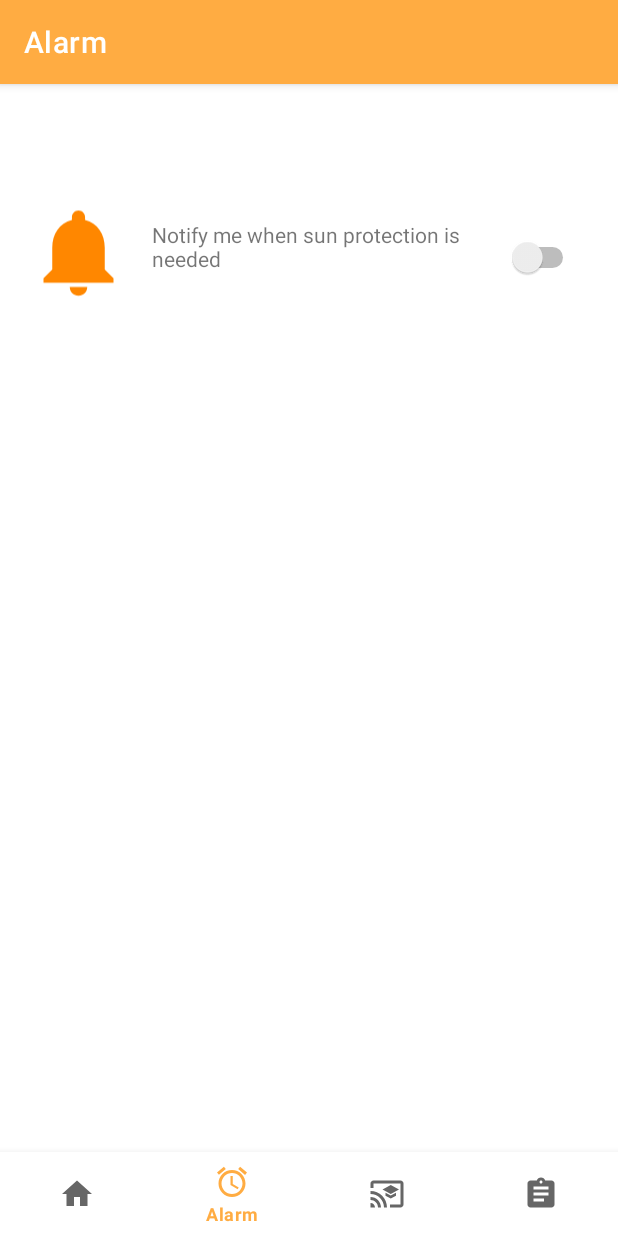
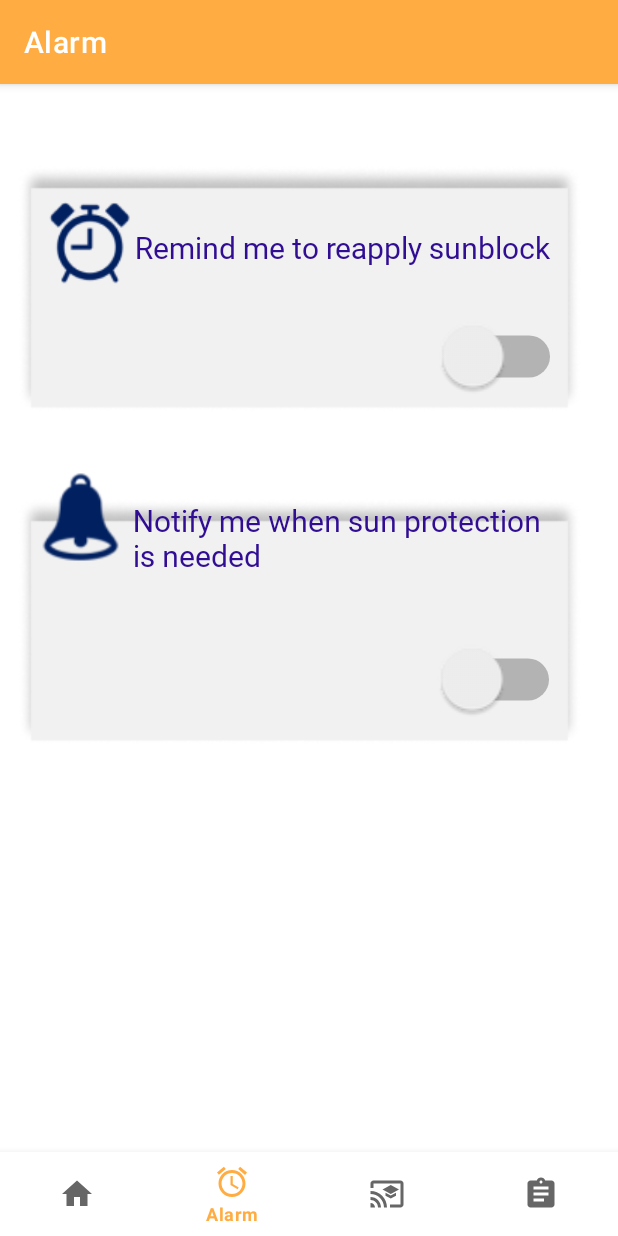
Before and after one commit to ShuangXu-FocusCurrent/UVSafe, an Android app: the AlarmPageFragment screen opened through its navigation route, on a phone screen of 412 x 824 dp. Run offline under Robolectric (Android 15) with nearby library versions, the light colour scheme and no system bars; our stand-ins replace Volley, navigation-ui; network calls fail; 7 statements that could not run were skipped.

Commit message:
[UI]: Completed Alarm Page Layout (#66)

```diff
--- a/app/src/main/java/com/e/uvsafeaustralia/fragment/AlarmPageFragment.java
+++ b/app/src/main/java/com/e/uvsafeaustralia/fragment/AlarmPageFragment.java
@@ -2,8 +2,6 @@ package com.e.uvsafeaustralia.fragment;
 
 
 import android.app.Notification;
-import android.app.NotificationChannel;
-import android.app.NotificationManager;
 import android.app.PendingIntent;
 
 import android.content.Intent;
@@ -14,11 +12,9 @@ import android.os.Bundle;
 import androidx.annotation.RequiresApi;
 import androidx.core.app.NotificationCompat;
 import androidx.core.app.NotificationManagerCompat;
-import androidx.core.app.TaskStackBuilder;
 
 import androidx.fragment.app.Fragment;
 
-import android.text.format.DateFormat;
 import android.view.LayoutInflater;
 import android.view.View;
 import android.view.ViewGroup;
@@ -26,13 +22,11 @@ import android.view.ViewGroup;
 import android.widget.Switch;
 import android.widget.Toast;
 
-import com.e.uvsafeaustralia.LocationActivity;
 import com.e.uvsafeaustralia.ProtectionActivity;
 
 import com.e.uvsafeaustralia.R;
 
 import com.e.uvsafeaustralia.databinding.FragmentAlarmPageBinding;
-import com.e.uvsafeaustralia.databinding.FragmentHomePageBinding;
 
 
 import static com.e.uvsafeaustralia.App.CHANNEL_1_ID;
@@ -63,7 +57,7 @@ public class AlarmPageFragment extends Fragment {
 
         View root = binding.getRoot();
 
-        switchNotification = (Switch) root.findViewById(R.id.switchNotification);
+        switchNotification = (Switch) root.findViewById(R.id.switchAlarm);
         switchNotification.setOnClickListener(new SwitchNotificationClick());
 
         return root;
--- a/app/src/main/res/layout/fragment_alarm_page.xml
+++ b/app/src/main/res/layout/fragment_alarm_page.xml
@@ -9,51 +9,129 @@
     <!-- TODO: Update blank fragment layout -->
 
 
-    <LinearLayout
-        android:layout_width="match_parent"
-
-        android:layout_height="match_parent" />
-
     <androidx.constraintlayout.widget.ConstraintLayout
         android:id="@+id/constraintLayoutReminder"
         android:layout_width="match_parent"
         android:layout_height="match_parent">
 
         <ImageView
-            android:id="@+id/imageViewNotification"
-            android:layout_width="70dp"
-            android:layout_height="72dp"
-            android:layout_marginEnd="12dp"
-            android:layout_marginRight="12dp"
-            android:layout_marginTop="76dp"
-            app:layout_constraintEnd_toStartOf="@+id/textViewNotification"
-            app:layout_constraintHorizontal_bias="0.888"
+            android:id="@+id/alarm_background"
+            android:layout_width="375dp"
+            android:layout_height="197dp"
+            android:src="@drawable/alarm_background"
+            android:contentDescription="ignore"
+            app:layout_constraintBottom_toBottomOf="parent"
+            app:layout_constraintEnd_toEndOf="parent"
+            app:layout_constraintHorizontal_bias="0.326"
             app:layout_constraintStart_toStartOf="parent"
             app:layout_constraintTop_toTopOf="parent"
-            app:srcCompat="@drawable/ic_notification" />
+            app:layout_constraintVertical_bias="0.065" />
+
+        <ImageView
+            android:id="@+id/notification_background"
+            android:layout_width="375dp"
+            android:layout_height="197dp"
+            android:src="@drawable/alarm_background"
+            android:contentDescription="ignore"
+            app:layout_constraintBottom_toBottomOf="parent"
+            app:layout_constraintEnd_toEndOf="parent"
+            app:layout_constraintHorizontal_bias="0.333"
+            app:layout_constraintStart_toStartOf="parent"
+            app:layout_constraintTop_toTopOf="parent"
+            app:layout_constraintVertical_bias="0.454" />
+
+        <ImageView
+            android:id="@+id/alarm_img"
+            android:layout_width="wrap_content"
+            android:layout_height="wrap_content"
+            android:contentDescription="ignore"
+            android:src="@drawable/alarm_icon"
+            app:layout_constraintBottom_toBottomOf="@+id/alarm_background"
+            app:layout_constraintEnd_toEndOf="@+id/alarm_background"
+            app:layout_constraintHorizontal_bias="0.033"
+            app:layout_constraintStart_toStartOf="@+id/alarm_background"
+            app:layout_constraintTop_toTopOf="@+id/alarm_background"
+            app:layout_constraintVertical_bias="0.267" />
+
+        <TextView
+            android:id="@+id/reminder_text"
+            android:layout_width="wrap_content"
+            android:layout_height="wrap_content"
+            android:fontFamily="@font/roboto"
+            android:text="@string/alarm"
+            android:textColor="#300D93"
+            android:textSize="20sp"
+            app:layout_constraintBottom_toBottomOf="@+id/alarm_background"
+            app:layout_constraintEnd_toEndOf="@+id/alarm_background"
+            app:layout_constraintHorizontal_bias="0.793"
+            app:layout_constraintStart_toStartOf="@+id/alarm_background"
+            app:layout_constraintTop_toTopOf="@+id/alarm_background"
+            app:layout_constraintVertical_bias="0.341" />
+
+        <TextView
+            android:id="@+id/notification_txt"
+            android:layout_width="279dp"
+            android:layout_height="51dp"
+            android:fontFamily="@font/roboto"
+            android:gravity="center|start"
+            android:text="@string/notification_uv"
+            android:textColor="#300D93"
+            android:textSize="20sp"
+            app:layout_constraintBottom_toBottomOf="@+id/notification_background"
+            app:layout_constraintEnd_toEndOf="@+id/notification_background"
+            app:layout_constraintHorizontal_bias="0.802"
+            app:layout_constraintStart_toStartOf="@+id/notification_background"
+            app:layout_constraintTop_toBottomOf="@+id/alarm_background"
+            app:layout_constraintVertical_bias="0.251" />
+
+        <Switch
+            android:id="@+id/switchAlarm"
+            android:layout_width="120dp"
+            android:layout_height="46dp"
+            android:fontFamily="@font/concert_one"
+            android:scaleX="2"
+            android:scaleY="2"
+            android:switchMinWidth="50dp"
+            android:textOff="Alarm turned OFF"
+            android:textOn="You will be reminded   to re-apply sunscreen"
+            android:textSize="16sp"
+            app:layout_constraintBottom_toBottomOf="@+id/alarm_background"
+            app:layout_constraintEnd_toEndOf="@+id/alarm_background"
+            app:layout_constraintHorizontal_bias="0.768"
+            app:layout_constraintStart_toStartOf="@+id/alarm_background"
+            app:layout_constraintTop_toTopOf="@+id/alarm_background"
+            app:layout_constraintVertical_bias="0.801" />
 
         <Switch
             android:id="@+id/switchNotification"
-            android:layout_width="wrap_content"
-            android:layout_height="wrap_content"
-            app:layout_constraintBottom_toBottomOf="@+id/textViewNotification"
-            app:layout_constraintEnd_toEndOf="parent"
-            app:layout_constraintStart_toEndOf="@+id/textViewNotification"
-            app:layout_constraintTop_toTopOf="@+id/textViewNotification"
-            android:textOff="Notification has been cancelled."
-            android:textOn="You will receive a notification when sun protection is required."/>
+            android:layout_width="120dp"
+            android:layout_height="46dp"
+            android:fontFamily="@font/concert_one"
+            android:scaleX="2"
+            android:scaleY="2"
+            android:switchMinWidth="50dp"
+            android:textOff="Notification Cancelled"
+            android:textOn="You will receive a notification when sun protection is required"
+            android:textSize="16sp"
+            app:layout_constraintBottom_toBottomOf="@+id/notification_background"
+            app:layout_constraintEnd_toEndOf="@+id/alarm_background"
+            app:layout_constraintHorizontal_bias="0.764"
+            app:layout_constraintStart_toStartOf="@+id/alarm_background"
+            app:layout_constraintTop_toTopOf="@+id/alarm_background"
+            app:layout_constraintVertical_bias="0.902" />
 
-        <TextView
-            android:id="@+id/textViewNotification"
-            android:layout_width="210dp"
-            android:layout_height="49dp"
-            android:text="@string/notification_uv"
-            app:layout_constraintBottom_toBottomOf="@+id/imageViewNotification"
-            app:layout_constraintEnd_toEndOf="parent"
-            app:layout_constraintStart_toStartOf="parent"
-            app:layout_constraintTop_toTopOf="@+id/imageViewNotification"
-            app:layout_constraintVertical_bias="0.652" />
-
+        <ImageView
+            android:id="@+id/bell_img"
+            android:layout_width="71dp"
+            android:layout_height="69dp"
+            android:contentDescription="ignore"
+            android:src="@drawable/notification_icon"
+            app:layout_constraintBottom_toBottomOf="@+id/notification_background"
+            app:layout_constraintEnd_toEndOf="@+id/notification_background"
+            app:layout_constraintHorizontal_bias="0.019"
+            app:layout_constraintStart_toStartOf="@+id/notification_background"
+            app:layout_constraintTop_toBottomOf="@+id/alarm_background"
+            app:layout_constraintVertical_bias="0.128" />
     </androidx.constraintlayout.widget.ConstraintLayout>
 
 
--- a/app/src/main/res/values/strings.xml
+++ b/app/src/main/res/values/strings.xml
@@ -14,5 +14,6 @@
     <string name="check_weather">Let\'s check the weather</string>
     <string name="search_btn">Search</string>
     <string name="notification_uv">Notify me when sun protection is needed</string>
+    <string name="alarm">Remind me to reapply sunblock</string>
 
 </resources>
```
Also changed, not shown: app/src/main/res/drawable/alarm_background.png (added), app/src/main/res/drawable/alarm_icon.png (added), app/src/main/res/drawable/notification_icon.png (added).
